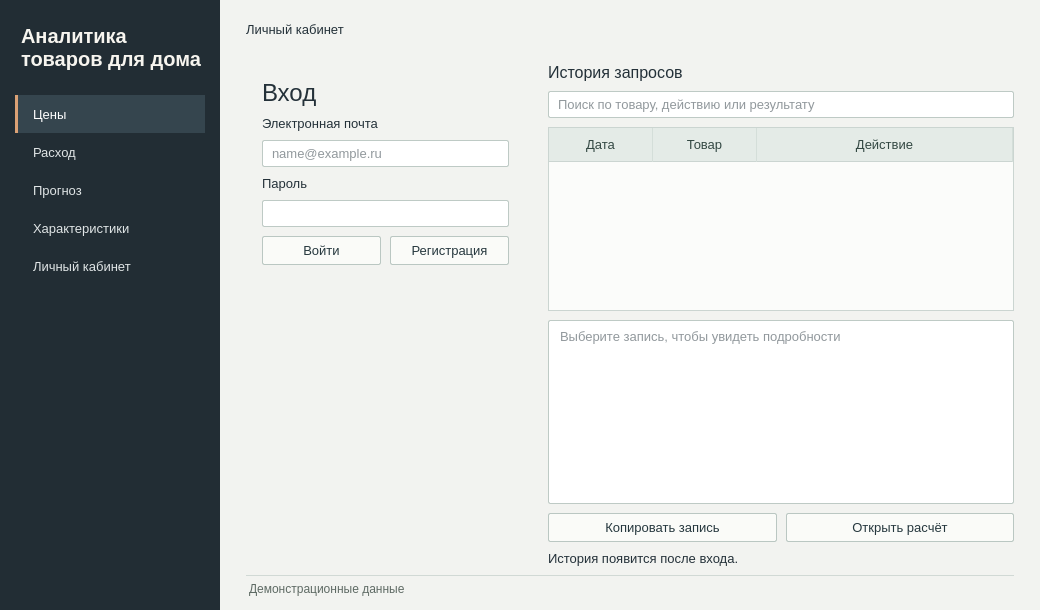
First picture: the form in household_goods.ui, repository Joe6355/_Analytics-for-household-goods, before the edit.
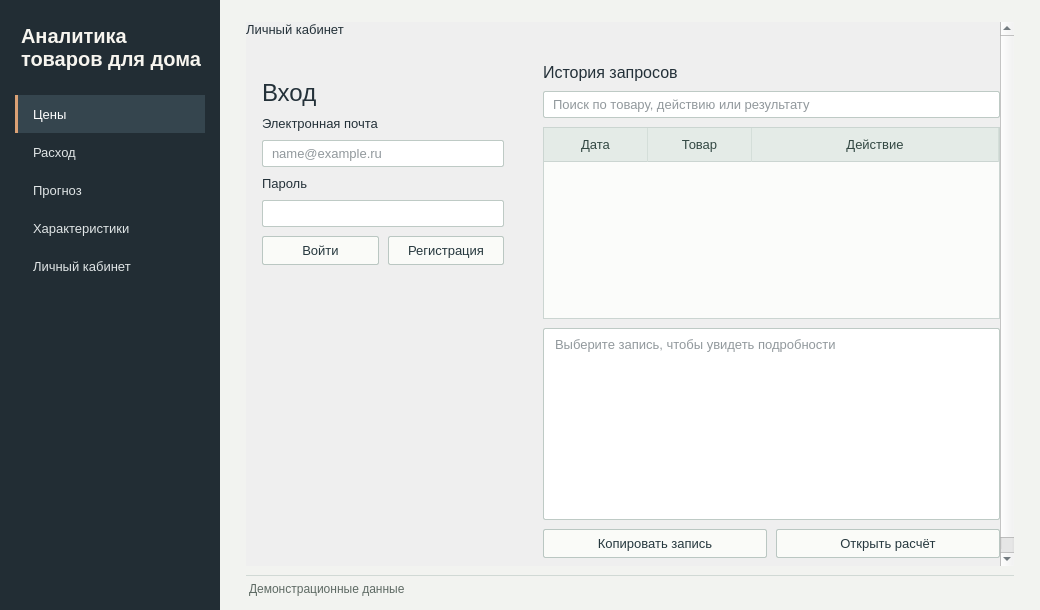
Second picture: the form after the edit. The open tabs and pages were chosen to show the change. Icons and pictures are not drawn.

```diff
--- a/household_goods.ui
+++ b/household_goods.ui
@@ -12,8 +12,8 @@
   </property>
   <property name="minimumSize">
    <size>
-    <width>860</width>
-    <height>540</height>
+    <width>690</width>
+    <height>430</height>
    </size>
   </property>
   <property name="windowTitle">
@@ -241,13 +241,13 @@
            <property name="minimumSize">
             <size>
              <width>0</width>
-             <height>194</height>
+             <height>200</height>
             </size>
            </property>
            <property name="maximumSize">
             <size>
              <width>16777215</width>
-             <height>194</height>
+             <height>200</height>
             </size>
            </property>
            <property name="accessibleName">
@@ -2375,6 +2375,17 @@
             </layout>
            </widget>
            <widget class="QWidget" name="accountPage">
+            <layout class="QVBoxLayout" name="accountPageContainer">
+             <property name="spacing"><number>0</number></property>
+             <property name="leftMargin"><number>0</number></property>
+             <property name="topMargin"><number>0</number></property>
+             <property name="rightMargin"><number>0</number></property>
+             <property name="bottomMargin"><number>0</number></property>
+             <item>
+              <widget class="QScrollArea" name="accountPageScroll">
+               <property name="frameShape"><enum>QFrame::NoFrame</enum></property>
+               <property name="widgetResizable"><bool>true</bool></property>
+               <widget class="QWidget" name="accountPageContent">
             <layout class="QVBoxLayout" name="accountPageLayout">
              <property name="spacing">
               <number>13</number>
@@ -2417,11 +2428,11 @@
                 <number>23</number>
                </property>
                <item>
-                <layout class="QVBoxLayout" name="signInColumn" stretch="0,1">
+                    <layout class="QVBoxLayout" name="signInColumn">
                  <property name="spacing">
                   <number>0</number>
                  </property>
-                 <item>
+                     <item alignment="Qt::AlignTop">
                   <widget class="QFrame" name="signInCard">
                    <property name="role" stdset="0">
                     <string>sheet</string>
@@ -2520,22 +2531,6 @@
                    </layout>
                   </widget>
                  </item>
-                 <item>
-                  <spacer name="signInSpacer">
-                   <property name="orientation">
-                    <enum>Qt::Vertical</enum>
-                   </property>
-                   <property name="sizeType">
-                    <enum>QSizePolicy::Expanding</enum>
-                   </property>
-                   <property name="sizeHint" stdset="0">
-                    <size>
-                     <width>0</width>
-                     <height>0</height>
-                    </size>
-                   </property>
-                  </spacer>
-                 </item>
                 </layout>
                </item>
                <item>
@@ -2658,6 +2653,10 @@
                 </layout>
                </item>
               </layout>
+                 </item>
+                </layout>
+               </widget>
+              </widget>
              </item>
             </layout>
            </widget>
```
Left out of the diff: 88 changed lines with no effect on the pictures. Lines whose indentation alone changed are shown as unchanged.
